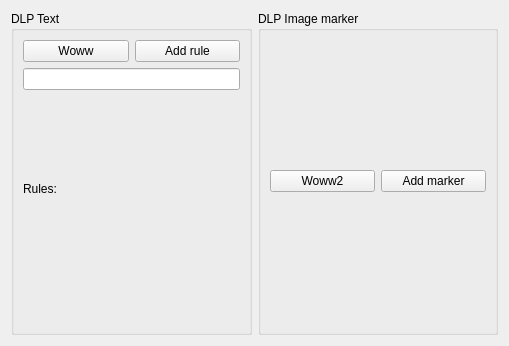
Before: the Qt Designer form SuspiciousEyes/janela.ui in angelorodem/SuspiciousEyes, drawn with Qt 5.
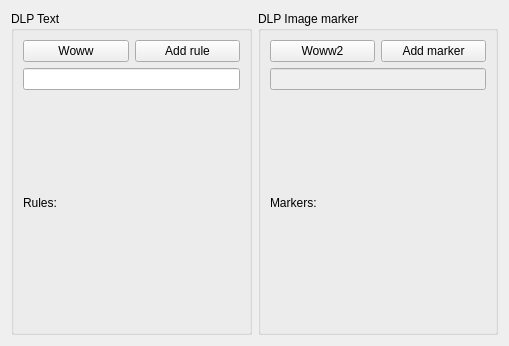
After: the same form once the commit is applied.

Patch:
```diff
--- a/SuspiciousEyes/janela.ui
+++ b/SuspiciousEyes/janela.ui
@@ -46,7 +46,8 @@
         <item>
          <widget class="QLabel" name="rules_label">
           <property name="text">
-           <string>&lt;html&gt;&lt;head/&gt;&lt;body&gt;&lt;p&gt;Rules:&lt;/p&gt;&lt;p&gt;&lt;br/&gt;&lt;/p&gt;&lt;/body&gt;&lt;/html&gt;</string>
+           <string>Rules:
+</string>
           </property>
          </widget>
         </item>
@@ -80,7 +81,23 @@
        </layout>
       </item>
       <item>
-       <layout class="QVBoxLayout" name="verticalLayout_2"/>
+       <layout class="QVBoxLayout" name="verticalLayout_2">
+        <item>
+         <widget class="QLineEdit" name="lineEdit">
+          <property name="enabled">
+           <bool>false</bool>
+          </property>
+         </widget>
+        </item>
+        <item>
+         <widget class="QLabel" name="markers_label">
+          <property name="text">
+           <string>Markers:
+</string>
+          </property>
+         </widget>
+        </item>
+       </layout>
       </item>
      </layout>
     </widget>
```
